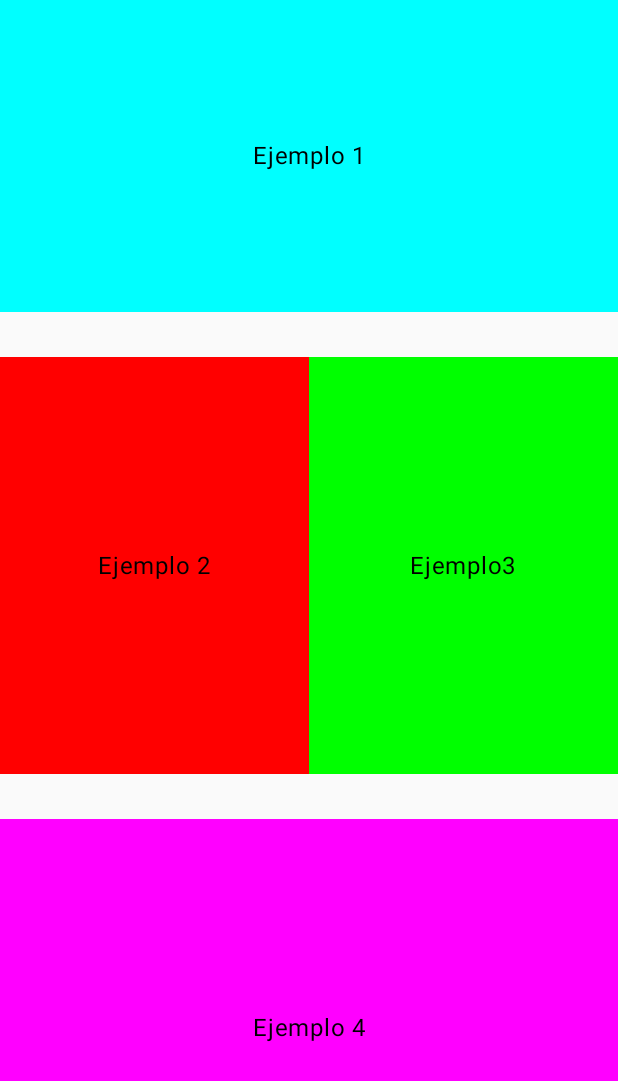
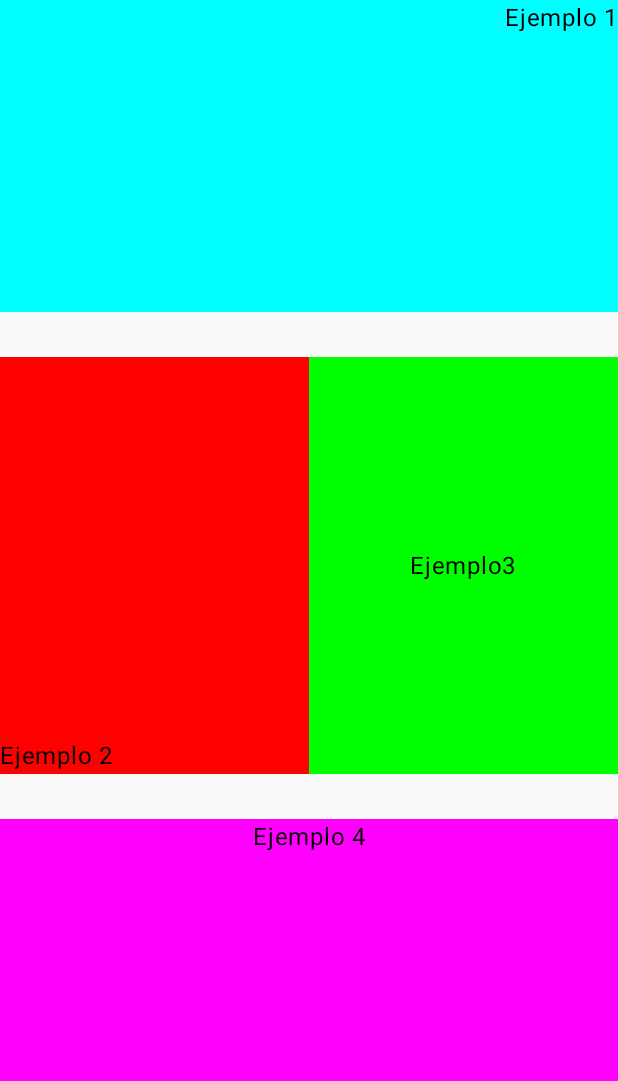
Before and after one commit to AVegMor/Layout2, an Android app built with Jetpack Compose: the screen it shows after launch (MainActivity), on a phone screen of 412 x 824 dp. Shown: the top 1081 px of the screen. Run offline under Robolectric (Android 15) with nearby library versions, the phone set to English and light mode, and no system bars.

Commit message:
Change layout

```diff
--- a/app/src/main/java/com/example/layout2/MainActivity.kt
+++ b/app/src/main/java/com/example/layout2/MainActivity.kt
@@ -44,7 +44,7 @@ fun MyLayout() {
             Modifier
                 .fillMaxWidth()
                 .background(Color.Cyan)
-                .weight(0.75f), contentAlignment = Alignment.Center
+                .weight(0.75f), contentAlignment = Alignment.TopEnd
         ) {
             Text("Ejemplo 1")
         }
@@ -58,7 +58,7 @@ fun MyLayout() {
                 modifier = Modifier
                     .fillMaxHeight()
                     .background(Color.Red)
-                    .weight(1f), contentAlignment = Alignment.Center
+                    .weight(1f), contentAlignment = Alignment.BottomStart
             ) {
                 Text("Ejemplo 2")
             }
@@ -78,7 +78,7 @@ fun MyLayout() {
             Modifier
                 .fillMaxWidth()
                 .background(Color.Magenta)
-                .weight(1f), contentAlignment = Alignment.Center
+                .weight(1f), contentAlignment = Alignment.TopCenter
         ) {
             Text("Ejemplo 4")
         }
```
